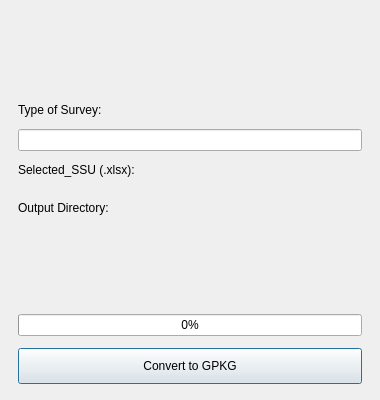
Syano18/GeoFASU_Mod, file GeoFASU_dialog_base.ui: the form before one commit.
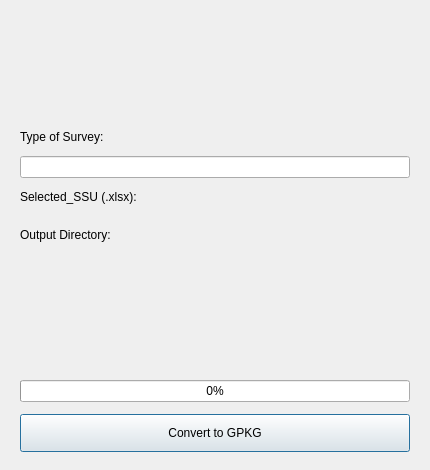
The form after the commit. Custom widgets are drawn as their Qt base class.

Commit message: Adjusted Window

What changed in the file:
```diff
--- a/GeoFASU_dialog_base.ui
+++ b/GeoFASU_dialog_base.ui
@@ -6,14 +6,14 @@
    <rect>
     <x>0</x>
     <y>0</y>
-    <width>380</width>
-    <height>400</height>
+    <width>430</width>
+    <height>470</height>
    </rect>
   </property>
   <property name="minimumSize">
    <size>
-    <width>360</width>
-    <height>380</height>
+    <width>400</width>
+    <height>450</height>
    </size>
   </property>
   <property name="windowTitle">
@@ -24,29 +24,29 @@
     <number>12</number>
    </property>
    <property name="leftMargin">
-    <number>18</number>
+    <number>20</number>
    </property>
    <property name="topMargin">
-    <number>16</number>
+    <number>18</number>
    </property>
    <property name="rightMargin">
-    <number>18</number>
+    <number>20</number>
    </property>
    <property name="bottomMargin">
-    <number>16</number>
+    <number>18</number>
    </property>
    <item>
     <widget class="QLabel" name="iconLabel">
      <property name="minimumSize">
       <size>
        <width>0</width>
-       <height>75</height>
+       <height>100</height>
       </size>
      </property>
      <property name="maximumSize">
       <size>
        <width>16777215</width>
-       <height>90</height>
+       <height>120</height>
       </size>
      </property>
      <property name="text">
@@ -119,7 +119,7 @@
      <property name="minimumSize">
       <size>
        <width>0</width>
-       <height>36</height>
+       <height>38</height>
       </size>
      </property>
      <property name="cursor">
```
The commit also changes 3 other files.
